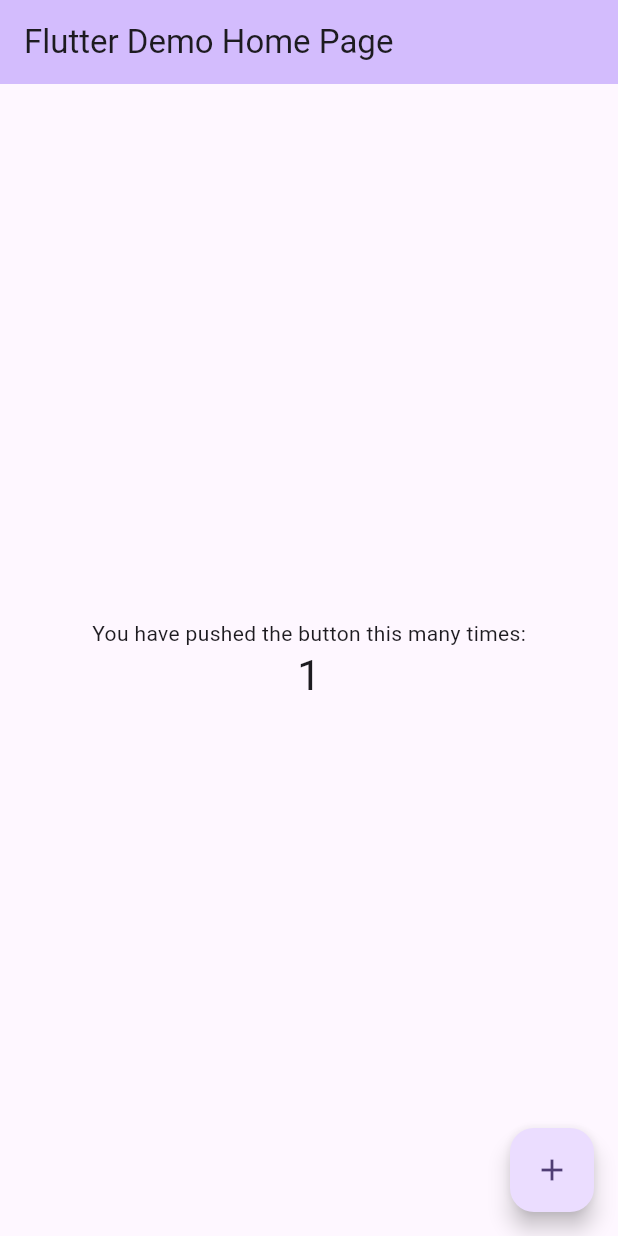
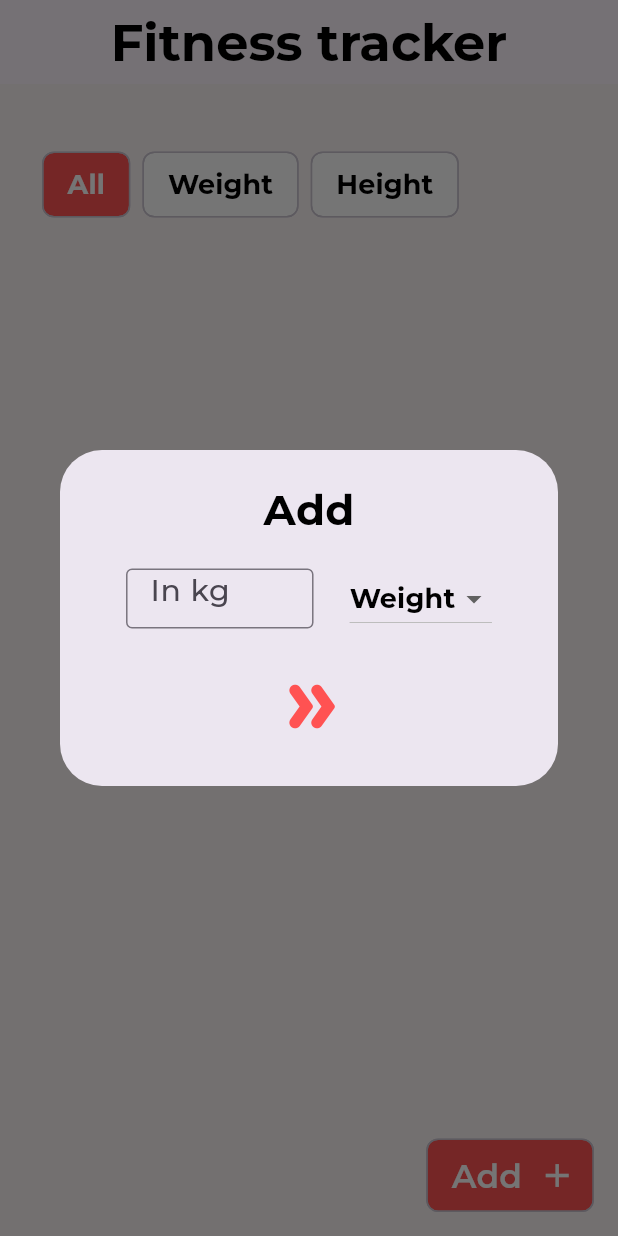
Before and after one commit to Rejeb-Dendir/Fitness-tracker-app, a Flutter app: the screen it shows after launch, after a tap on the "add" icon, on a phone screen of 412 x 824 dp. Run offline on Flutter 3.47's test engine with Material 3 defaults, Android fonts, the phone set to English and light mode, and no system bars; our stand-ins replace google_fonts, grouped_list, sqflite; accounts and stored records are empty.

Commit message:
second commit

```diff
--- /dev/null
+++ b/lib/database/db_service.dart
@@ -0,0 +1,78 @@
+import 'dart:io';
+
+import 'package:path_provider/path_provider.dart';
+import 'package:sqflite/sqflite.dart';
+import 'package:path/path.dart';
+
+class DatabaseService {
+  static const dbname = "data.db";
+  static const dbversion = 1;
+  static const tablename = "ActTable";
+  static const columnId = "columnId";
+  static const type = "type";
+  static const data = "data";
+  static const date = "date";
+
+//singleton
+  DatabaseService._privateConstructor();
+  static final DatabaseService instance = DatabaseService._privateConstructor();
+
+  //initialize database
+  static Database? database;
+  Future<Database?> get db async {
+    if (database != null) {
+      return database;
+    }
+    database = await initializeDatabase();
+    return database!;
+  }
+
+  initializeDatabase() async {
+    Directory dir = await getApplicationDocumentsDirectory();
+    String path = join(dir.path, dbname);
+    return await openDatabase(path, version: dbversion, onCreate: createTable);
+  }
+
+  createTable(Database db, int version) {
+    db.execute("CREATE TABLE IF NOT EXISTS $tablename ("
+        "$columnId INTEGER PRIMARY KEY AUTOINCREMENT,"
+        "$type TEXT NOT NULL,"
+        "$data REAL NOT NULL,"
+        "$date Text NOT NULL"
+        ");");
+    return db;
+  }
+
+  Future<int?> addActivity(Map<String, dynamic> row) async {
+    Database? db = await instance.db;
+    if (db != null) {
+      return db.insert(tablename, row);
+    }
+    return null;
+  }
+
+  Future<List<Map<String, Object?>>> getActivities(String category) async {
+    Database? db = await instance.db;
+    if (db != null) {
+      if (category == "All") {
+        return await db.rawQuery('SELECT * FROM ActTable');
+      } else {
+        return await db.rawQuery(
+            'SELECT * FROM ActTable WHERE type =?', [category.toLowerCase()]);
+      }
+    }
+    return [];
+  }
+
+  Future<int> deleteActivity(int id) async {
+  Database? db = await instance.db;
+  if (db != null) {
+    return await db.delete(
+      tablename,
+      where: '$columnId = ?',
+      whereArgs: [id],
+    );
+  }
+  return 0;
+}
+}
--- /dev/null
+++ b/lib/homepage.dart
@@ -0,0 +1,325 @@
+import 'package:fitness_tracker_app/database/db_service.dart';
+import 'package:fitness_tracker_app/models/activity.dart';
+import 'package:fitness_tracker_app/utils.dart';
+import 'package:flutter/material.dart';
+import 'package:grouped_list/grouped_list.dart';
+import 'package:intl/intl.dart';
+
+class HomePage extends StatefulWidget {
+  const HomePage({super.key});
+
+  @override
+  State<HomePage> createState() => _HomePageState();
+}
+
+class _HomePageState extends State<HomePage> {
+  TextEditingController controller = TextEditingController();
+  String dropdownValue = "weight";
+  String selectedTab = "All";
+  buildTap(String text) {
+    bool selected = text == selectedTab;
+
+    return Padding(
+      padding: const EdgeInsets.only(right: 8.0),
+      child: InkWell(
+        onTap: () {
+          setState(() {
+            selectedTab = text;
+          });
+        },
+        child: Chip(
+          elevation: 10,
+          backgroundColor: selected ? Colors.redAccent : Colors.white,
+          label: Text(
+            text,
+            style: selected
+                ? textStyle(18, Colors.white, FontWeight.w700)
+                : textStyle(18, Colors.black, FontWeight.w700),
+          ),
+        ),
+      ),
+    );
+  }
+
+  openAddDialog(context) {
+    return showDialog(
+        context: context,
+        builder: (context) {
+          return Dialog(
+            child: ConstrainedBox(
+              constraints: const BoxConstraints(
+                maxWidth: 400, // Set your desired max width here
+              ),
+              child: StatefulBuilder(
+                builder: (BuildContext context, StateSetter stateSetter) {
+                  return Padding(
+                    padding: const EdgeInsets.all(20.0),
+                    child: Column(
+                      mainAxisSize: MainAxisSize
+                          .min, // This line makes the Column take only as much space as needed
+                      children: [
+                        Text(
+                          "Add",
+                          style: textStyle(28, Colors.black, FontWeight.w700),
+                        ),
+                        const SizedBox(
+                          height: 15,
+                        ),
+                        Row(
+                          mainAxisAlignment: MainAxisAlignment.spaceEvenly,
+                          children: [
+                            SizedBox(
+                              width: 125,
+                              height: 40,
+                              child: TextFormField(
+                                controller: controller,
+                                style: textStyle(
+                                    20, Colors.black, FontWeight.w500),
+                                decoration: InputDecoration(
+                                  hintText: dropdownValue == "weight"
+                                      ? "In kg"
+                                      : "In cm",
+                                  border: const OutlineInputBorder(
+                                    borderSide: BorderSide(
+                                      width: 1,
+                                      color: Colors.black,
+                                    ),
+                                  ),
+                                ),
+                              ),
+                            ),
+                            DropdownButton(
+                              hint: Text(
+                                'Choose',
+                                style: textStyle(
+                                    18, Colors.black, FontWeight.w700),
+                              ),
+                              dropdownColor: Colors.grey,
+                              onChanged: (value) {
+                                stateSetter(() {
+                                  dropdownValue = value.toString();
+                                });
+                              },
+                              elevation: 5,
+                              value: dropdownValue,
+                              items: [
+                                DropdownMenuItem(
+                                  value: 'weight',
+                                  child: Text(
+                                    'Weight',
+                                    style: textStyle(
+                                        18, Colors.black, FontWeight.w700),
+                                  ),
+                                ),
+                                DropdownMenuItem(
+                                  value: 'height',
+                                  child: Text(
+                                    'Height',
+                                    style: textStyle(
+                                        18, Colors.black, FontWeight.w700),
+                                  ),
+                                ),
+                              ],
+                            ),
+                          ],
+                        ),
+                        const SizedBox(
+                          height: 15,
+                        ),
+                        IconButton(
+                          color: Colors.redAccent,
+                          iconSize: 50,
+                          onPressed: () async {
+                            if (controller.text.isEmpty ||
+                                double.tryParse(controller.text) == null) {
+                              ScaffoldMessenger.of(context).showSnackBar(
+                                const SnackBar(content: Text('Invalid input')),
+                              );
+                              return;
+                            }
+
+                            try {
+                              int? success =
+                                  await DatabaseService.instance.addActivity({
+                                DatabaseService.type: dropdownValue,
+                                DatabaseService.date: DateTime.now().toString(),
+                                DatabaseService.data:
+                                    double.parse(controller.text),
+                              });
+
+                              if (context.mounted) {
+                                if (success != null && success > 0) {
+                                  ScaffoldMessenger.of(context).showSnackBar(
+                                    const SnackBar(
+                                        content:
+                                            Text('Data inserted successfully')),
+                                  );
+                                } else {
+                                  ScaffoldMessenger.of(context).showSnackBar(
+                                    const SnackBar(
+                                        content: Text('Failed to insert data')),
+                                  );
+                                }
+                              }
+                            } catch (e) {
+                              if (context.mounted) {
+                                ScaffoldMessenger.of(context).showSnackBar(
+                                  SnackBar(content: Text('Error: $e')),
+                                );
+                              }
+                            } finally {
+                              controller.clear();
+                              if (context.mounted) {
+                                Navigator.pop(context);
+                                setState(() {});
+                              }
+                            }
+                          },
+                          icon: const Icon(
+                            Icons.double_arrow_rounded,
+                          ),
+                        ),
+                      ],
+                    ),
+                  );
+                },
+              ),
+            ),
+          );
+        });
+  }
+
+  @override
+  Widget build(BuildContext context) {
+    return Scaffold(
+      appBar: AppBar(
+        title: Text(
+          'Fitness tracker',
+          style: textStyle(34, Colors.black, FontWeight.bold),
+        ),
+        centerTitle: true,
+      ),
+      backgroundColor: const Color(0xfffbf5f5),
+      floatingActionButton: Chip(
+        backgroundColor: Colors.redAccent,
+        onDeleted: () => openAddDialog(context),
+        deleteIcon: const Icon(
+          Icons.add,
+          color: Colors.white,
+          size: 26,
+        ),
+        label: Text(
+          "Add",
+          style: textStyle(22, Colors.white, FontWeight.w600),
+        ),
+      ),
+      body: SingleChildScrollView(
+        physics: const ScrollPhysics(),
+        child: Padding(
+          padding: const EdgeInsets.all(8.0),
+          child: Column(
+            crossAxisAlignment: CrossAxisAlignment.start,
+            children: [
+              const SizedBox(
+                height: 15,
+              ),
+              Padding(
+                padding:
+                    const EdgeInsets.only(left: 20.0, right: 20.0, top: 20),
+                child: Row(
+                  children: [
+                    buildTap('All'),
+                    buildTap('Weight'),
+                    buildTap('Height'),
+                  ],
+                ),
+              ),
+              ConstrainedBox(
+                constraints: const BoxConstraints(
+                  maxWidth: 600, // Set your desired max width here
+                ),
+                child: FutureBuilder(
+                  future: DatabaseService.instance.getActivities(selectedTab),
+                  builder: (context, snapshot) {
+                    if (!snapshot.hasData) {
+                      return const Center(
+                        child: Padding(
+                          padding: EdgeInsets.all(40.0),
+                          child: CircularProgressIndicator(),
+                        ),
+                      );
+                    }
+                    List<Activity> activityList = List.generate(
+                        snapshot.data!.length,
+                        (index) => Activity(
+                            int.parse(
+                                snapshot.data![index]['columnId'].toString()),
+                            snapshot.data![index]['date'].toString(),
+                            double.parse(
+                                snapshot.data![index]['data'].toString()),
+                            snapshot.data![index]['type'].toString()));
+
+                    return GroupedListView<Activity, String>(
+                        groupBy: (Activity activity) => DateFormat.MMMd()
+                            .format(DateTime.parse(activity.date.toString())),
+                        elements: activityList,
+                        shrinkWrap: true,
+                        physics: const NeverScrollableScrollPhysics(),
+                        itemBuilder: (context, activity) {
+                          return Card(
+                            elevation: 6,
+                            shape: RoundedRectangleBorder(
+                                borderRadius: BorderRadius.circular(15)),
+                            child: Padding(
+                              padding: const EdgeInsets.all(8.0),
+                              child: ListTile(
+                                leading: Image(
+                                  width: 50,
+                                  height: 50,
+                                  image: AssetImage(
+                                      'assets/images/${activity.type}.jpeg'),
+                                  fit: BoxFit.cover,
+                                ),
+                                title: Text(
+                                  activity.type == 'weight'
+                                      ? '${activity.data} kg'
+                                      : '${activity.data} cm',
+                                  style: textStyle(
+                                      27, Colors.black, FontWeight.w600),
+                                ),
+                                trailing: InkWell(
+                                  onTap: () {
+                                    DatabaseService.instance
+                                        .deleteActivity(activity.id);
+                                    setState(() {});
+                                  },
+                                  child: const Icon(
+                                    Icons.delete,
+                                    color: Colors.redAccent,
+                                    size: 28,
+                                  ),
+                                ),
+                              ),
+                            ),
+                          );
+                        },
+                        groupSeparatorBuilder: (String value) {
+                          return Padding(
+                            padding: const EdgeInsets.all(6),
+                            child: Text(
+                              value,
+                              style:
+                                  textStyle(23, Colors.black, FontWeight.w600),
+                            ),
+                          );
+                        });
+                  },
+                ),
+              )
+            ],
+          ),
+        ),
+      ),
+    );
+  }
+}
--- a/lib/main.dart
+++ b/lib/main.dart
@@ -1,3 +1,4 @@
+import 'package:fitness_tracker_app/homepage.dart';
 import 'package:flutter/material.dart';
 
 void main() {
@@ -10,116 +11,9 @@ class MyApp extends StatelessWidget {
   // This widget is the root of your application.
   @override
   Widget build(BuildContext context) {
-    return MaterialApp(
-      title: 'Flutter Demo',
-      theme: ThemeData(
-        // This is the theme of your application.
-        //
-        // TRY THIS: Try running your application with "flutter run". You'll see
-        // the application has a purple toolbar. Then, without quitting the app,
-        // try changing the seedColor in the colorScheme below to Colors.green
-        // and then invoke "hot reload" (save your changes or press the "hot
-        // reload" button in a Flutter-supported IDE, or press "r" if you used
-        // the command line to start the app).
-        //
-        // Notice that the counter didn't reset back to zero; the application
-        // state is not lost during the reload. To reset the state, use hot
-        // restart instead.
-        //
-        // This works for code too, not just values: Most code changes can be
-        // tested with just a hot reload.
-        colorScheme: ColorScheme.fromSeed(seedColor: Colors.deepPurple),
-        useMaterial3: true,
-      ),
-      home: const MyHomePage(title: 'Flutter Demo Home Page'),
+    return const MaterialApp(
+      debugShowCheckedModeBanner: false,
+      home: HomePage(),
     );
   }
 }
-
-class MyHomePage extends StatefulWidget {
-  const MyHomePage({super.key, required this.title});
-
-  // This widget is the home page of your application. It is stateful, meaning
-  // that it has a State object (defined below) that contains fields that affect
-  // how it looks.
-
-  // This class is the configuration for the state. It holds the values (in this
-  // case the title) provided by the parent (in this case the App widget) and
-  // used by the build method of the State. Fields in a Widget subclass are
-  // always marked "final".
-
-  final String title;
-
-  @override
-  State<MyHomePage> createState() => _MyHomePageState();
-}
-
-class _MyHomePageState extends State<MyHomePage> {
-  int _counter = 0;
-
-  void _incrementCounter() {
-    setState(() {
-      // This call to setState tells the Flutter framework that something has
-      // changed in this State, which causes it to rerun the build method below
-      // so that the display can reflect the updated values. If we changed
-      // _counter without calling setState(), then the build method would not be
-      // called again, and so nothing would appear to happen.
-      _counter++;
-    });
-  }
-
-  @override
-  Widget build(BuildContext context) {
-    // This method is rerun every time setState is called, for instance as done
-    // by the _incrementCounter method above.
-    //
-    // The Flutter framework has been optimized to make rerunning build methods
-    // fast, so that you can just rebuild anything that needs updating rather
-    // than having to individually change instances of widgets.
-    return Scaffold(
-      appBar: AppBar(
-        // TRY THIS: Try changing the color here to a specific color (to
-        // Colors.amber, perhaps?) and trigger a hot reload to see the AppBar
-        // change color while the other colors stay the same.
-        backgroundColor: Theme.of(context).colorScheme.inversePrimary,
-        // Here we take the value from the MyHomePage object that was created by
-        // the App.build method, and use it to set our appbar title.
-        title: Text(widget.title),
-      ),
-      body: Center(
-        // Center is a layout widget. It takes a single child and positions it
-        // in the middle of the parent.
-        child: Column(
-          // Column is also a layout widget. It takes a list of children and
-          // arranges them vertically. By default, it sizes itself to fit its
-          // children horizontally, and tries to be as tall as its parent.
-          //
-          // Column has various properties to control how it sizes itself and
-          // how it positions its children. Here we use mainAxisAlignment to
-          // center the children vertically; the main axis here is the vertical
-          // axis because Columns are vertical (the cross axis would be
-          // horizontal).
-          //
-          // TRY THIS: Invoke "debug painting" (choose the "Toggle Debug Paint"
-          // action in the IDE, or press "p" in the console), to see the
-          // wireframe for each widget.
-          mainAxisAlignment: MainAxisAlignment.center,
-          children: <Widget>[
-            const Text(
-              'You have pushed the button this many times:',
-            ),
-            Text(
-              '$_counter',
-              style: Theme.of(context).textTheme.headlineMedium,
-            ),
-          ],
-        ),
-      ),
-      floatingActionButton: FloatingActionButton(
-        onPressed: _incrementCounter,
-        tooltip: 'Increment',
-        child: const Icon(Icons.add),
-      ), // This trailing comma makes auto-formatting nicer for build methods.
-    );
-  }
-}
--- /dev/null
+++ b/lib/models/activity.dart
@@ -0,0 +1,7 @@
+class Activity {
+  final int id;
+  final String date;
+  final double data;
+  final String type;
+  Activity(this.id, this.date, this.data, this.type);
+}
--- /dev/null
+++ b/lib/utils.dart
@@ -0,0 +1,10 @@
+import 'package:flutter/material.dart';
+import 'package:google_fonts/google_fonts.dart';
+
+TextStyle textStyle(double size, [Color? color, FontWeight? fontWeight]) {
+  return GoogleFonts.montserrat(
+    fontSize: size,
+    color: color,
+    fontWeight: fontWeight,
+  );
+}
--- a/pubspec.yaml
+++ b/pubspec.yaml
@@ -41,6 +41,7 @@ dependencies:
   sqflite: ^2.3.3+1
   path_provider: ^2.1.4
 
+  path: any
 dev_dependencies:
   flutter_test:
     sdk: flutter
@@ -64,8 +65,8 @@ flutter:
   uses-material-design: true
 
   # To add assets to your application, add an assets section, like this:
-  # assets:
-  #   - images/a_dot_burr.jpeg
+  assets:
+      - assets/images/
   #   - images/a_dot_ham.jpeg
 
   # An image asset can refer to one or more resolution-specific "variants", see
```
Also changed, not shown: assets/images/height.jpeg (added), assets/images/weight.jpeg (added), pubspec.lock.
